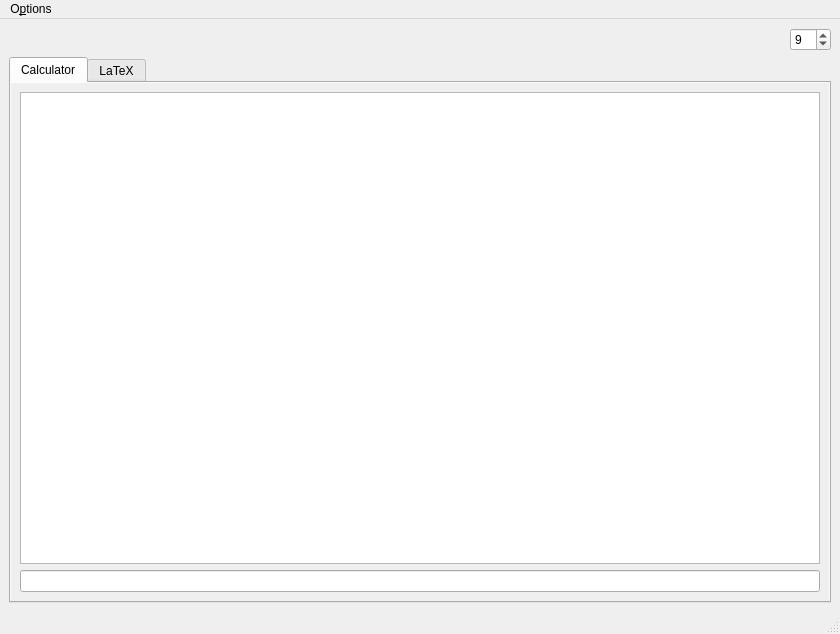
This is AMaDiAUI.ui in AstusRush/AMaDiA as Qt 5 draws it before an edit. The edited form follows.
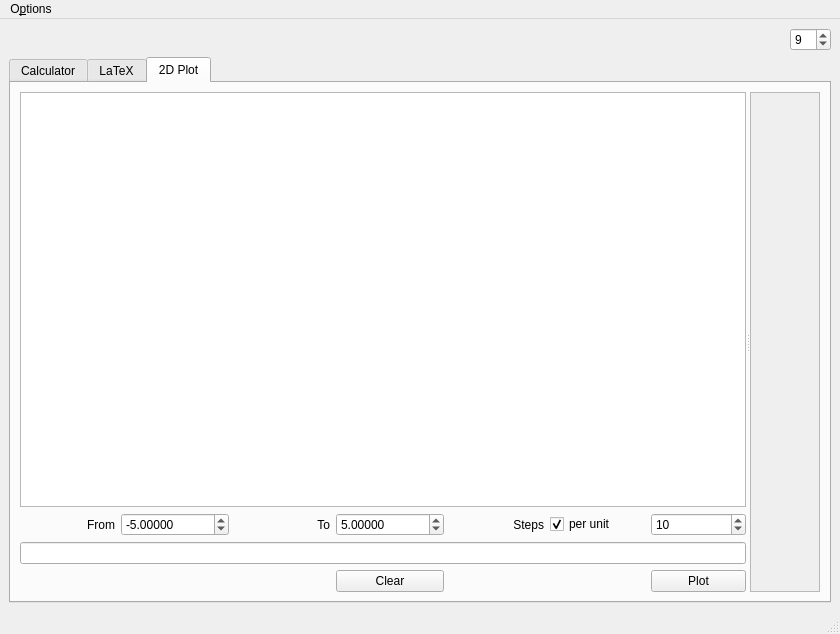
This is the edited form. The open tabs and pages were chosen to show the change. Custom widgets are drawn as their Qt base class.

Commit message:
2D Plot Tab
Added the new 2D Plot Tab.
It currently has no function but the UI foundation is at least there...

Diff of the .ui file:
```diff
--- a/AMaDiAUI.ui
+++ b/AMaDiAUI.ui
@@ -21,6 +21,35 @@
     <bool>true</bool>
    </property>
    <layout class="QGridLayout" name="gridLayout">
+    <item row="0" column="0">
+     <spacer name="horizontalSpacer">
+      <property name="orientation">
+       <enum>Qt::Horizontal</enum>
+      </property>
+      <property name="sizeHint" stdset="0">
+       <size>
+        <width>40</width>
+        <height>20</height>
+       </size>
+      </property>
+     </spacer>
+    </item>
+    <item row="0" column="1">
+     <widget class="QSpinBox" name="Font_Size_spinBox">
+      <property name="toolTip">
+       <string>Font Size</string>
+      </property>
+      <property name="minimum">
+       <number>5</number>
+      </property>
+      <property name="maximum">
+       <number>25</number>
+      </property>
+      <property name="value">
+       <number>9</number>
+      </property>
+     </widget>
+    </item>
     <item row="1" column="0" colspan="2">
      <widget class="QTabWidget" name="tabWidget">
       <property name="autoFillBackground">
@@ -138,35 +167,181 @@
         </item>
        </layout>
       </widget>
-     </widget>
-    </item>
-    <item row="0" column="0">
-     <spacer name="horizontalSpacer">
-      <property name="orientation">
-       <enum>Qt::Horizontal</enum>
-      </property>
-      <property name="sizeHint" stdset="0">
-       <size>
-        <width>40</width>
-        <height>20</height>
-       </size>
-      </property>
-     </spacer>
-    </item>
-    <item row="0" column="1">
-     <widget class="QSpinBox" name="Font_Size_spinBox">
-      <property name="toolTip">
-       <string>Font Size</string>
-      </property>
-      <property name="minimum">
-       <number>5</number>
-      </property>
-      <property name="maximum">
-       <number>25</number>
-      </property>
-      <property name="value">
-       <number>9</number>
-      </property>
+      <widget class="QWidget" name="Tab_3_2D_Plot">
+       <attribute name="title">
+        <string>2D Plot</string>
+       </attribute>
+       <layout class="QHBoxLayout" name="horizontalLayout">
+        <item>
+         <widget class="QSplitter" name="splitter">
+          <property name="orientation">
+           <enum>Qt::Horizontal</enum>
+          </property>
+          <widget class="QWidget" name="">
+           <layout class="QGridLayout" name="Tab_3_2D_Plot_gridLayout">
+            <property name="sizeConstraint">
+             <enum>QLayout::SetMinimumSize</enum>
+            </property>
+            <item row="1" column="0">
+             <widget class="QLabel" name="Tab_3_2D_Plot_Label_from">
+              <property name="text">
+               <string>From</string>
+              </property>
+              <property name="alignment">
+               <set>Qt::AlignRight|Qt::AlignTrailing|Qt::AlignVCenter</set>
+              </property>
+             </widget>
+            </item>
+            <item row="1" column="1">
+             <widget class="QDoubleSpinBox" name="Tab_3_2D_Plot_From_Spinbox">
+              <property name="decimals">
+               <number>5</number>
+              </property>
+              <property name="minimum">
+               <double>-1000000.000000000000000</double>
+              </property>
+              <property name="maximum">
+               <double>1000000.000000000000000</double>
+              </property>
+              <property name="value">
+               <double>-5.000000000000000</double>
+              </property>
+             </widget>
+            </item>
+            <item row="1" column="2">
+             <widget class="QLabel" name="Tab_3_2D_Plot_Label_to">
+              <property name="text">
+               <string>To</string>
+              </property>
+              <property name="alignment">
+               <set>Qt::AlignRight|Qt::AlignTrailing|Qt::AlignVCenter</set>
+              </property>
+             </widget>
+            </item>
+            <item row="1" column="3">
+             <widget class="QDoubleSpinBox" name="Tab_3_2D_Plot_To_Spinbox">
+              <property name="decimals">
+               <number>5</number>
+              </property>
+              <property name="minimum">
+               <double>-1000000.000000000000000</double>
+              </property>
+              <property name="maximum">
+               <double>1000000.000000000000000</double>
+              </property>
+              <property name="value">
+               <double>5.000000000000000</double>
+              </property>
+             </widget>
+            </item>
+            <item row="1" column="4">
+             <widget class="QLabel" name="Tab_3_2D_Plot_Label_Steps">
+              <property name="text">
+               <string>Steps</string>
+              </property>
+              <property name="alignment">
+               <set>Qt::AlignRight|Qt::AlignTrailing|Qt::AlignVCenter</set>
+              </property>
+             </widget>
+            </item>
+            <item row="1" column="5">
+             <widget class="QCheckBox" name="Tab_3_2D_Plot_Steps_Checkbox">
+              <property name="text">
+               <string>per unit</string>
+              </property>
+              <property name="checked">
+               <bool>true</bool>
+              </property>
+             </widget>
+            </item>
+            <item row="1" column="6">
+             <widget class="QSpinBox" name="Tab_3_2D_Plot_Steps_Spinbox">
+              <property name="minimum">
+               <number>1</number>
+              </property>
+              <property name="maximum">
+               <number>100000</number>
+              </property>
+              <property name="value">
+               <number>10</number>
+              </property>
+             </widget>
+            </item>
+            <item row="2" column="0" colspan="7">
+             <widget class="QLineEdit" name="Tab_3_2D_Plot_Formula_Field"/>
+            </item>
+            <item row="3" column="3">
+             <widget class="QPushButton" name="Tab_3_2D_Plot_Button_Clear">
+              <property name="sizePolicy">
+               <sizepolicy hsizetype="Minimum" vsizetype="Fixed">
+                <horstretch>0</horstretch>
+                <verstretch>0</verstretch>
+               </sizepolicy>
+              </property>
+              <property name="text">
+               <string>Clear</string>
+              </property>
+             </widget>
+            </item>
+            <item row="3" column="6">
+             <widget class="QPushButton" name="Tab_3_2D_Plot_Button_Plot">
+              <property name="sizePolicy">
+               <sizepolicy hsizetype="Minimum" vsizetype="Fixed">
+                <horstretch>0</horstretch>
+                <verstretch>0</verstretch>
+               </sizepolicy>
+              </property>
+              <property name="text">
+               <string>Plot</string>
+              </property>
+             </widget>
+            </item>
+            <item row="0" column="0" colspan="7">
+             <widget class="QListWidget" name="Tab_3_2D_Plot_History"/>
+            </item>
+           </layout>
+          </widget>
+          <widget class="QScrollArea" name="Tab_3_2D_Plot_ScrollArea">
+           <property name="sizeAdjustPolicy">
+            <enum>QAbstractScrollArea::AdjustToContents</enum>
+           </property>
+           <property name="widgetResizable">
+            <bool>true</bool>
+           </property>
+           <widget class="QWidget" name="Tab_3_2D_Plot_ScrollArea_Layout">
+            <property name="geometry">
+             <rect>
+              <x>0</x>
+              <y>0</y>
+              <width>345</width>
+              <height>503</height>
+             </rect>
+            </property>
+            <property name="sizePolicy">
+             <sizepolicy hsizetype="Ignored" vsizetype="Ignored">
+              <horstretch>0</horstretch>
+              <verstretch>0</verstretch>
+             </sizepolicy>
+            </property>
+            <layout class="QGridLayout" name="gridLayout_6">
+             <item row="0" column="0">
+              <widget class="MplWidget" name="Tab_3_2D_Plot_Display" native="true">
+               <property name="sizePolicy">
+                <sizepolicy hsizetype="Ignored" vsizetype="Ignored">
+                 <horstretch>0</horstretch>
+                 <verstretch>0</verstretch>
+                </sizepolicy>
+               </property>
+               <layout class="QGridLayout" name="gridLayout_7"/>
+              </widget>
+             </item>
+            </layout>
+           </widget>
+          </widget>
+         </widget>
+        </item>
+       </layout>
+      </widget>
      </widget>
     </item>
    </layout>
```
The commit also changes 2 other files.
